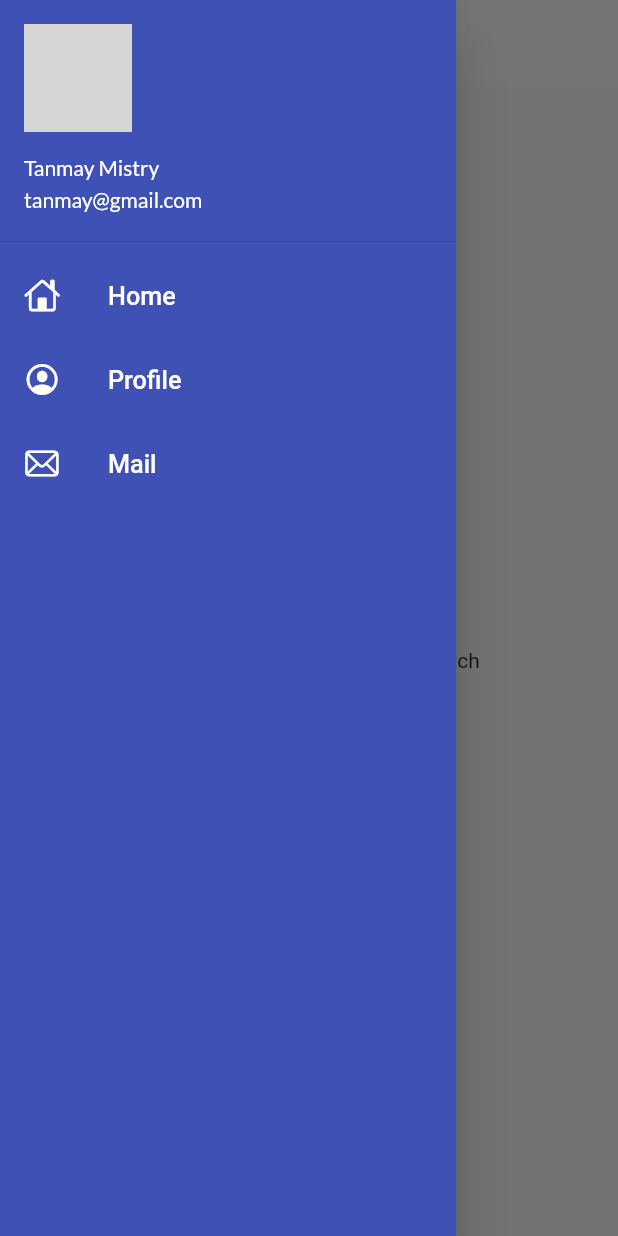
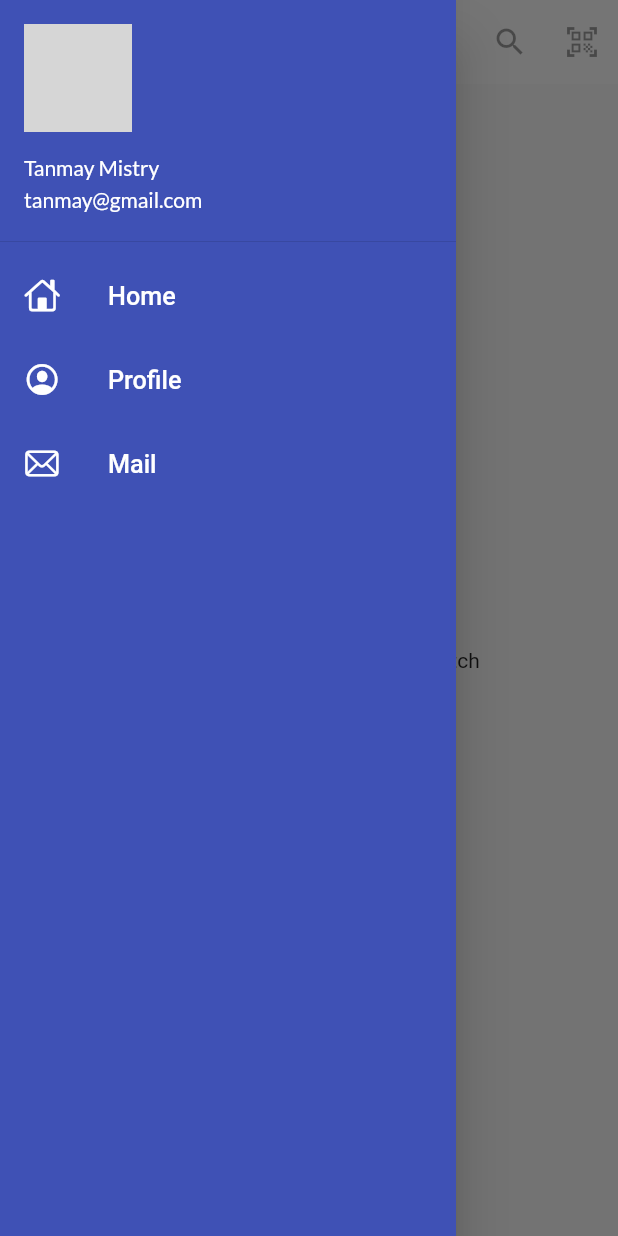
Before and after one commit to Tanmay116/flutter_catalog, a Flutter app: the screen it shows after launch, with the side drawer open, on a phone screen of 412 x 824 dp. Run offline on Flutter 3.47's test engine with Material 2 defaults, Android fonts, the phone set to English and light mode, and no system bars; our stand-ins replace google_fonts; network calls fail; grey boxes are pictures that could not be loaded.

Commit message:
day10_completed

```diff
--- a/lib/models/catalog.dart
+++ b/lib/models/catalog.dart
@@ -6,7 +6,7 @@ class Item {
   final String color;
   final String image;
 
-  Item({this.id, this.name, this.desc, this.price, this.color, this.image});
+  Item({required this.id, required this.name, required this.desc, required this.price, required this.color, required this.image});
 }
 
 final products = [
--- a/lib/pages/homepage.dart
+++ b/lib/pages/homepage.dart
@@ -14,6 +14,10 @@ class HomePage extends StatelessWidget {
     return Scaffold(
       appBar: AppBar(
         elevation: 0,
+        actions: <Widget>[
+          IconButton(onPressed: null, icon: Icon(Icons.search)),
+          IconButton(onPressed: null, icon: Icon(Icons.qr_code_scanner_sharp)),
+        ],
         title: Text(
           "Catalogue app",
           style: TextStyle(color: Colors.black),
--- a/lib/pages/widgets/drawer.dart
+++ b/lib/pages/widgets/drawer.dart
@@ -26,6 +26,8 @@ class MyDrawer extends StatelessWidget {
                   accountEmail: Text("tanmay@gmail.com"),
                   margin: EdgeInsets.zero,
                   currentAccountPicture: CircleAvatar(
+                    backgroundColor: Colors.black,
+                    radius: 150,
                     backgroundImage: NetworkImage(imgURL),
                   ),
                 )),
```
